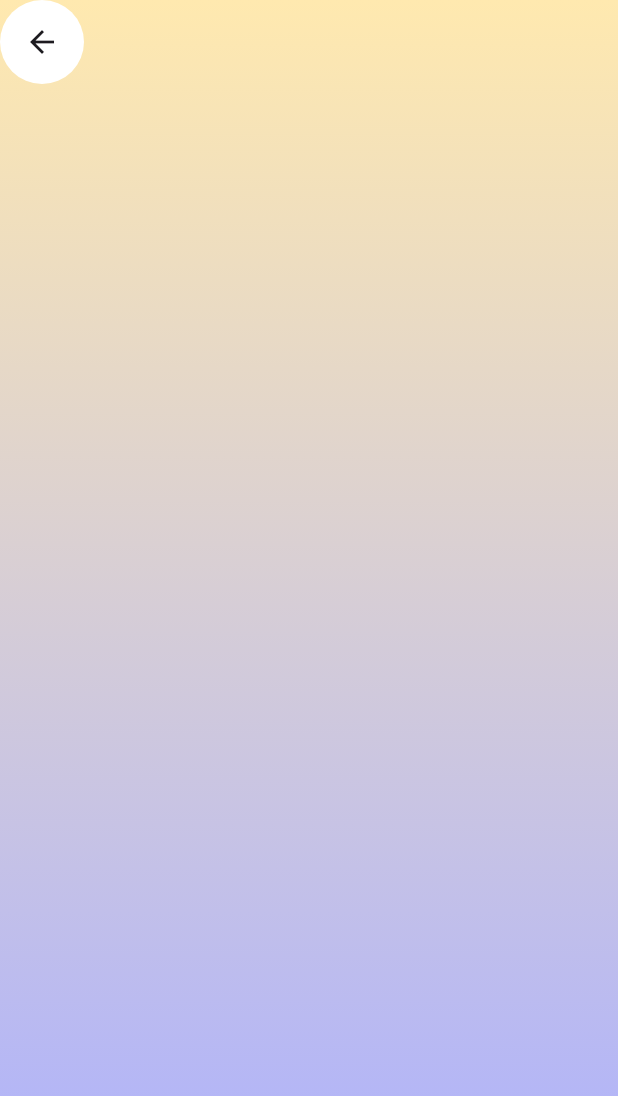
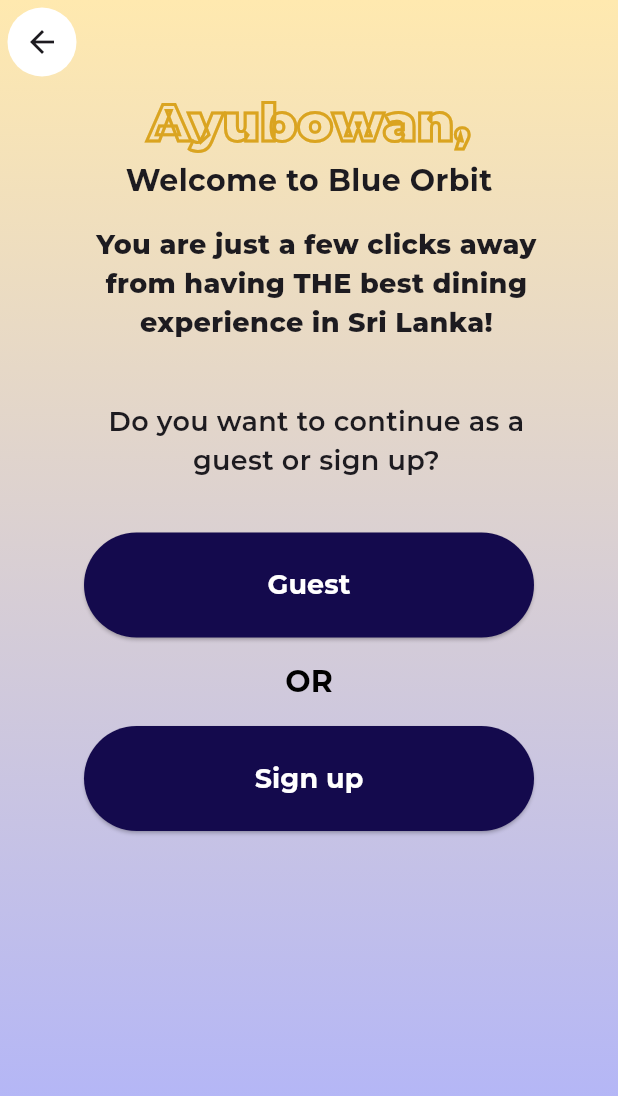
Before and after one commit to Dannansilva/Blue_orbit_mobileApp, a Flutter app: the Guest screen opened directly, on a phone screen of 412 x 824 dp. Shown: the top 1096 px of the screen. Run offline on Flutter 3.47's test engine with Material 3 defaults, Android fonts, the phone set to English and light mode, and no system bars; our stand-ins replace google_fonts.

Commit message:
guest page and added google fonts

```diff
--- a/blue_orbit_mobileapp/lib/guest.dart
+++ b/blue_orbit_mobileapp/lib/guest.dart
@@ -1,4 +1,7 @@
+// ignore_for_file: prefer_const_literals_to_create_immutables, prefer_const_constructors
+
 import 'package:flutter/material.dart';
+import 'package:google_fonts/google_fonts.dart';
 
 class Guest extends StatelessWidget {
   const Guest({super.key});
@@ -8,9 +11,9 @@
     return Scaffold(
       appBar: AppBar(
         backgroundColor: Colors.transparent,
-        leading: Container(
-          // width: 50,
-          // height: 50,
+        leading: Padding(
+          padding: const EdgeInsets.all(5.0),
+          child: Container(
             decoration: BoxDecoration(
               borderRadius: BorderRadius.circular(50),
               color: Colors.white,
@@ -23,6 +26,7 @@
             ),
           ),
         ),
+      ),
       extendBodyBehindAppBar: true,
       body: Container(
         decoration: const BoxDecoration(
@@ -32,6 +36,107 @@
             colors: [Color(0xffABB0FF), Color(0xFFFFE9AF)],
           ),
         ),
+        child: SafeArea(
+          child: Center(
+            child: Column(
+              children: [
+                Text(
+                  "Ayubowan,",
+                  style: TextStyle(
+                      fontSize: 35,
+                      fontWeight: FontWeight.w900,
+                      // color: Color(0xffDAA420),
+                      decoration: TextDecoration.none,
+                      foreground: Paint()
+                        ..strokeWidth = 2
+                        ..color = Color(0xffDAA420)
+                        ..style = PaintingStyle.stroke),
+                ),
+                Text(
+                  'Welcome to Blue Orbit',
+                  style: TextStyle(
+                    fontSize: 20,
+                    fontWeight: FontWeight.bold,
+                  ),
+                ),
+                SizedBox(
+                  height: 15,
+                ),
+                Padding(
+                  padding: const EdgeInsets.only(left: 50.0, right: 40),
+                  child: Text(
+                    "You are just a few clicks away from having THE best dining experience in Sri Lanka!",
+                    style: TextStyle(fontSize: 18, fontWeight: FontWeight.w800),
+                    textAlign: TextAlign.center,
+                  ),
+                ),
+                SizedBox(
+                  height: 40,
+                ),
+                Padding(
+                  padding: const EdgeInsets.only(left: 50.0, right: 40),
+                  child: Text(
+                    "Do you want to continue as a guest or sign up?",
+                    style: TextStyle(fontSize: 18, fontWeight: FontWeight.w600),
+                    textAlign: TextAlign.center,
+                  ),
+                ),
+                SizedBox(
+                  height: 35,
+                ),
+                //guest button
+                ElevatedButton(
+                  onPressed: () {
+                    // Navigator.pushNamed(context, '/intro2');
+                  },
+                  style: ButtonStyle(
+                    backgroundColor:
+                        MaterialStateProperty.all<Color>(Color(0xff140A4D)),
+                    minimumSize: MaterialStateProperty.all<Size>(Size(300, 70)),
+                  ),
+                  child: Text(
+                    "Guest",
+                    style: TextStyle(
+                        color: Colors.white,
+                        fontSize: 18,
+                        fontWeight: FontWeight.bold),
+                  ),
+                ),
+                SizedBox(
+                  height: 15,
+                ),
+                Text(
+                  "OR",
+                  style: TextStyle(
+                      fontSize: 20,
+                      fontWeight: FontWeight.bold,
+                      color: Colors.black),
+                ),
+                SizedBox(
+                  height: 15,
+                ),
+                //signup button
+                ElevatedButton(
+                  onPressed: () {
+                    // Navigator.pushNamed(context, '/intro2');
+                  },
+                  style: ButtonStyle(
+                    backgroundColor:
+                        MaterialStateProperty.all<Color>(Color(0xff140A4D)),
+                    minimumSize: MaterialStateProperty.all<Size>(Size(300, 70)),
+                  ),
+                  child: Text(
+                    "Sign up",
+                    style: TextStyle(
+                        color: Colors.white,
+                        fontSize: 18,
+                        fontWeight: FontWeight.bold),
+                  ),
+                ),
+              ],
+            ),
+          ),
+        ),
       ),
     );
   }
--- a/blue_orbit_mobileapp/lib/intro2.dart
+++ b/blue_orbit_mobileapp/lib/intro2.dart
@@ -39,8 +39,8 @@
                         textAlign: TextAlign.center,
                         style: TextStyle(
                           fontWeight: FontWeight.bold,
-                          fontSize: 22,
-                          height: 1.1,
+                          fontSize: 20,
+                          height: 1.3,
                         ),
                       ),
                     ),
@@ -56,7 +56,7 @@
                 children: [
                   ElevatedButton(
                     onPressed: () {
-                      Navigator.pushNamed(context, '/intro');
+                      Navigator.pushNamed(context, '/guest');
                     },
                     style: ButtonStyle(
                       backgroundColor:
--- a/blue_orbit_mobileapp/lib/main.dart
+++ b/blue_orbit_mobileapp/lib/main.dart
@@ -6,6 +6,7 @@
 import 'package:blue_orbit_mobileapp/intro.dart';
 import 'package:blue_orbit_mobileapp/intro2.dart';
 import 'package:flutter/material.dart';
+import 'package:google_fonts/google_fonts.dart';
 
 void main() {
   runApp(const MyApp());
@@ -17,11 +18,15 @@
   @override
   Widget build(BuildContext context) {
     return MaterialApp(
+      theme: ThemeData(
+        fontFamily: GoogleFonts.montserrat().fontFamily,
+      ),
       debugShowCheckedModeBanner: false,
-      home: Guest(),
+      home: intro2(),
       routes: {
         '/intro': (context) => const intro(),
         '/intro2': (context) => const intro2(),
+        '/guest': (context) => const Guest(),
       },
     );
   }
--- a/blue_orbit_mobileapp/pubspec.yaml
+++ b/blue_orbit_mobileapp/pubspec.yaml
@@ -34,6 +34,7 @@
   # The following adds the Cupertino Icons font to your application.
   # Use with the CupertinoIcons class for iOS style icons.
   cupertino_icons: ^1.0.2
+  google_fonts: ^6.2.1
 
 dev_dependencies:
   flutter_test:
```
Also changed, not shown: blue_orbit_mobileapp/pubspec.lock, 1 other file. Lines whose indentation alone changed are shown as unchanged.
